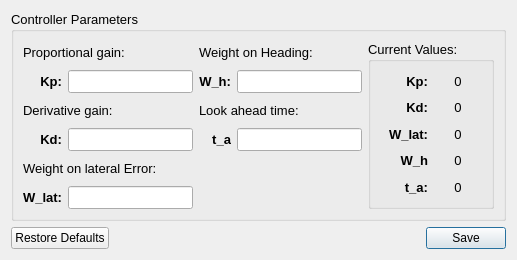
This is modules/steeringwheelcontrol/action/swcontrollers/ui/pd_settings_ui.ui in tud-hri/joan as Qt 5 draws it before an edit. The edited form follows.
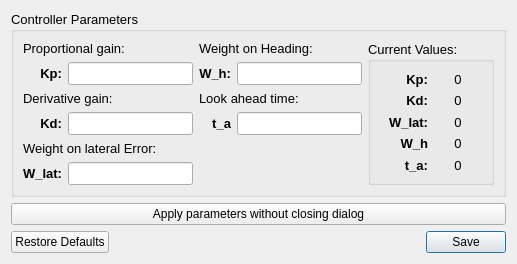
This is the edited form.

Commit message: Updated controllers and controller UIs with tuning capabilities

```diff
--- a/modules/steeringwheelcontrol/action/swcontrollers/ui/pd_settings_ui.ui
+++ b/modules/steeringwheelcontrol/action/swcontrollers/ui/pd_settings_ui.ui
@@ -7,23 +7,13 @@
     <x>0</x>
     <y>0</y>
     <width>517</width>
-    <height>260</height>
+    <height>243</height>
    </rect>
   </property>
   <property name="windowTitle">
    <string>Dialog</string>
   </property>
   <layout class="QGridLayout" name="gridLayout_2">
-   <item row="2" column="1">
-    <widget class="QDialogButtonBox" name="btnbox_pd_controller_settings">
-     <property name="orientation">
-      <enum>Qt::Horizontal</enum>
-     </property>
-     <property name="standardButtons">
-      <set>QDialogButtonBox::RestoreDefaults|QDialogButtonBox::Save</set>
-     </property>
-    </widget>
-   </item>
    <item row="1" column="1">
     <widget class="QGroupBox" name="groupBox">
      <property name="font">
@@ -431,6 +421,23 @@
      </layout>
     </widget>
    </item>
+   <item row="3" column="1">
+    <widget class="QDialogButtonBox" name="btnbox_pd_controller_settings">
+     <property name="orientation">
+      <enum>Qt::Horizontal</enum>
+     </property>
+     <property name="standardButtons">
+      <set>QDialogButtonBox::RestoreDefaults|QDialogButtonBox::Save</set>
+     </property>
+    </widget>
+   </item>
+   <item row="2" column="1">
+    <widget class="QPushButton" name="btn_apply_parameters">
+     <property name="text">
+      <string>Apply parameters without closing dialog</string>
+     </property>
+    </widget>
+   </item>
   </layout>
  </widget>
  <resources/>
```
Left out of the diff: 2 changed lines with no effect on the pictures. The commit also changes 3 other files.
